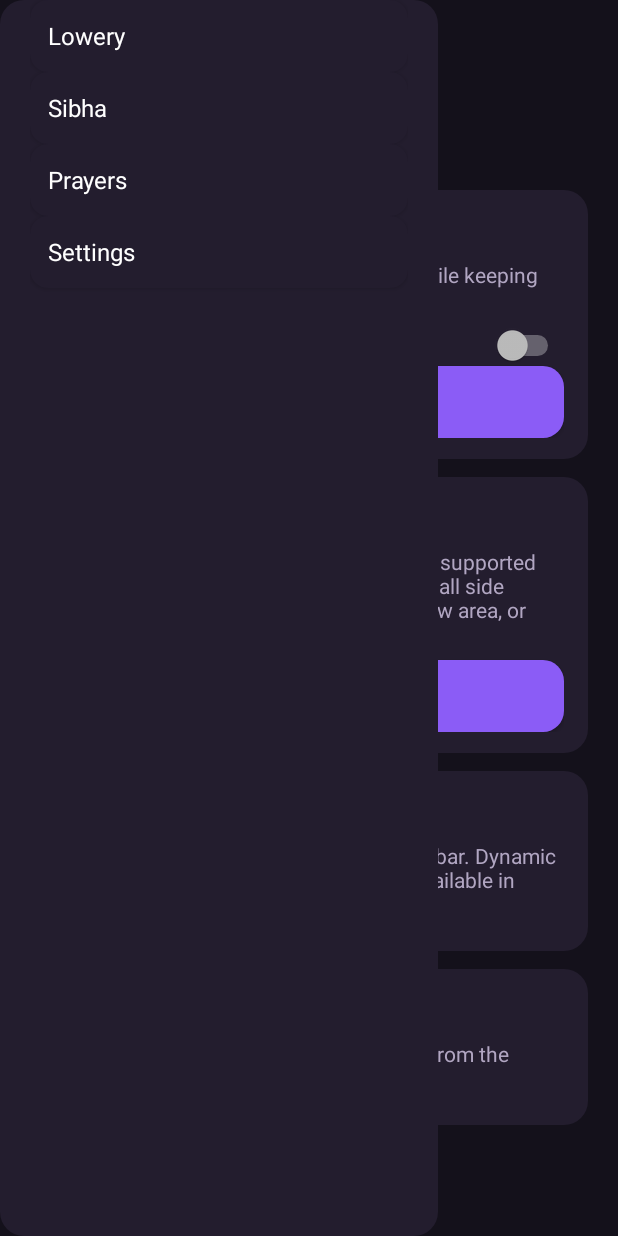
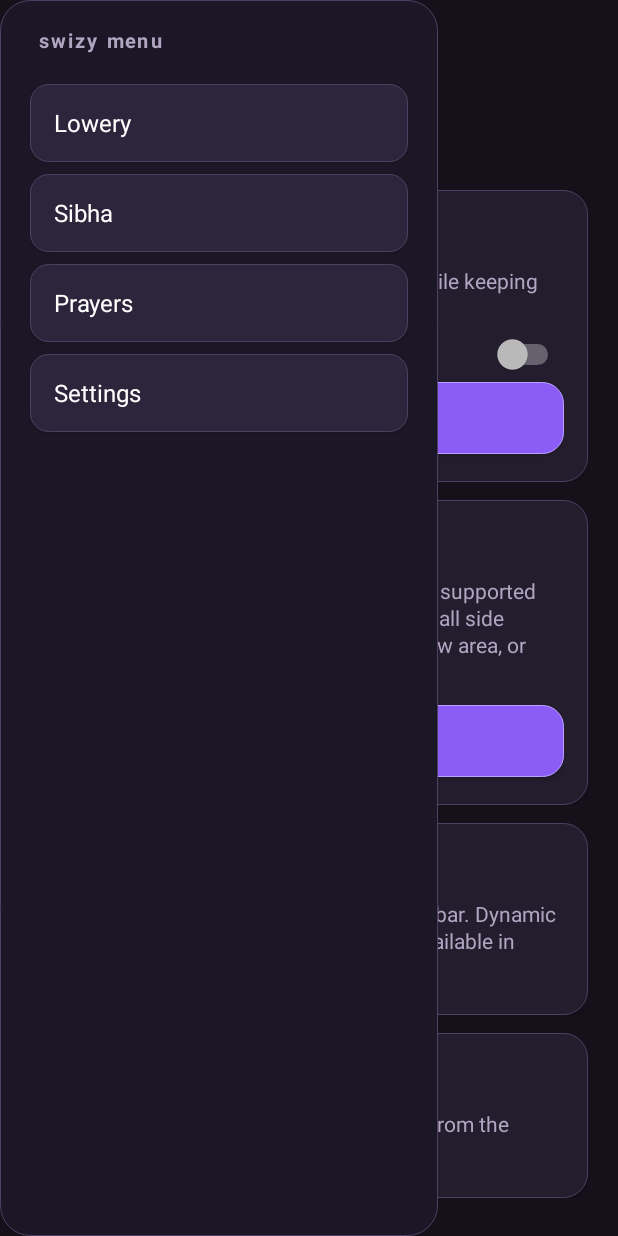
Before and after one commit to Impairon/eyzy, an Android app: the screen it shows after launch (MainActivity), after a tap on an icon or button, on a phone screen of 412 x 824 dp. Run offline under Robolectric (Android 15) with nearby library versions, the phone set to English and light mode, and no system bars.

Commit message:
Polish swizy settings and navigation UI
Co-authored-by: Copilot <223556219+Copilot@users.noreply.github.com>

```diff
--- a/app/src/main/java/com/abo/avatarblackout/MainActivity.kt
+++ b/app/src/main/java/com/abo/avatarblackout/MainActivity.kt
@@ -43,6 +43,8 @@ class MainActivity : Activity() {
     private val purple = Color.rgb(139, 92, 246)
     private val backgroundColor = Color.rgb(20, 17, 27)
     private val panel = Color.rgb(35, 29, 46)
+    private val panelRaised = Color.rgb(45, 37, 59)
+    private val border = Color.rgb(79, 64, 99)
     private val secondary = Color.rgb(177, 166, 194)
     private lateinit var content: LinearLayout
     private lateinit var menu: LinearLayout
@@ -152,7 +154,8 @@ class MainActivity : Activity() {
             text = "☰"
             textSize = 25f
             setTextColor(Color.WHITE)
-            background = rounded(panel, 14)
+            isAllCaps = false
+            background = outlined(panelRaised, purple, 14)
             setOnClickListener { toggleMenu() }
         }
         header.addView(menuButton, LinearLayout.LayoutParams(dp(54), dp(48)))
@@ -167,8 +170,8 @@ class MainActivity : Activity() {
         shell.addView(header)
         menu = LinearLayout(this).apply {
             orientation = LinearLayout.VERTICAL
-            setPadding(pad, 0, pad, dp(8))
-            background = rounded(panel, 16)
+            setPadding(pad, dp(18), pad, dp(14))
+            background = outlined(Color.rgb(28, 23, 38), border, 20)
             visibility = View.GONE
         }
         val drawerParams = FrameLayout.LayoutParams(dp(292), -1).apply {
@@ -176,6 +179,14 @@ class MainActivity : Activity() {
         }
         root.addView(shell, FrameLayout.LayoutParams(-1, -1))
         root.addView(menu, drawerParams)
+        menu.addView(TextView(this).apply {
+            text = "swizy menu"
+            textSize = 13f
+            letterSpacing = .12f
+            typeface = Typeface.DEFAULT_BOLD
+            setTextColor(secondary)
+            setPadding(dp(6), 0, dp(6), dp(12))
+        }, LinearLayout.LayoutParams(-1, dp(34)))
         addMenuItem("Lowery") { openPage(0) }
         addMenuItem("Sibha") { openPage(1) }
         addMenuItem("Prayers") { openPage(2) }
@@ -369,7 +380,7 @@ class MainActivity : Activity() {
         content.addView(card("Settings") {
             addText(it, "Control shared behavior for Lowery, Sibha, and Prayers.")
             addText(it, "Prayer calculation method")
-            val method = Spinner(this)
+            val method = styledSpinner()
             val methodNames = arrayOf(
                 "Egyptian General Authority",
                 "Muslim World League",
@@ -392,7 +403,7 @@ class MainActivity : Activity() {
             })
             it.addView(method, LinearLayout.LayoutParams(-1, dp(52)))
             addText(it, "Lowery mask mode")
-            val mode = Spinner(this)
+            val mode = styledSpinner()
             mode.adapter = ArrayAdapter(
                 this,
                 android.R.layout.simple_spinner_dropdown_item,
@@ -410,7 +421,7 @@ class MainActivity : Activity() {
             })
             it.addView(mode, LinearLayout.LayoutParams(-1, dp(52)))
             addText(it, "Mask color")
-            val color = Spinner(this)
+            val color = styledSpinner()
             color.adapter = ArrayAdapter(
                 this,
                 android.R.layout.simple_spinner_dropdown_item,
@@ -436,7 +447,7 @@ class MainActivity : Activity() {
                 AvatarService.instance?.refresh()
             }
             addText(it, "Quick Settings action")
-            val tileAction = Spinner(this)
+            val tileAction = styledSpinner()
             tileAction.adapter = ArrayAdapter(
                 this,
                 android.R.layout.simple_spinner_dropdown_item,
@@ -528,7 +539,7 @@ class MainActivity : Activity() {
             "com.whatsapp", "org.telegram.messenger", "com.linkedin.android",
             "Other package"
         )
-        val packageChoice = Spinner(this).apply {
+        val packageChoice = styledSpinner().apply {
             adapter = ArrayAdapter(
                 this@MainActivity,
                 android.R.layout.simple_spinner_dropdown_item,
@@ -833,13 +844,15 @@ class MainActivity : Activity() {
         val box = LinearLayout(this).apply {
             orientation = LinearLayout.VERTICAL
             setPadding(dp(16), dp(14), dp(16), dp(14))
-            background = rounded(panel, 16)
+            background = outlined(panel, border, 16)
+            elevation = dp(2).toFloat()
         }
         box.addView(TextView(this).apply {
             text = title
             textSize = 18f
             typeface = Typeface.DEFAULT_BOLD
             setTextColor(Color.WHITE)
+            setPadding(0, 0, 0, dp(4))
         })
         body(box)
         val wrapper = LinearLayout(this).apply {
@@ -855,6 +868,7 @@ class MainActivity : Activity() {
             textSize = 14f
             setTextColor(secondary)
             setPadding(0, dp(8), 0, dp(8))
+            setLineSpacing(dp(2).toFloat(), 1f)
         })
     }
 
@@ -871,7 +885,7 @@ class MainActivity : Activity() {
             setTextColor(secondary)
         }
         fun update(number: Int) {
-            value.text = "$label: ${number}dp"
+            value.text = "$label: ${number}${if (label.contains("opacity", true)) "%" else " dp"}"
             onChanged(number)
         }
         val slider = SeekBar(this).apply {
@@ -894,8 +908,13 @@ class MainActivity : Activity() {
         this.text = text
         isAllCaps = false
         minHeight = dp(48)
+        setPadding(dp(14), 0, dp(14), 0)
         setTextColor(Color.WHITE)
-        background = rounded(purple, 14)
+        typeface = Typeface.DEFAULT_BOLD
+        background = outlined(purple, Color.rgb(188, 162, 255), 14)
+        layoutParams = LinearLayout.LayoutParams(-1, dp(48)).apply {
+            setMargins(0, dp(5), 0, dp(5))
+        }
     }
 
     private fun addMenuItem(text: String, action: () -> Unit) {
@@ -906,9 +925,17 @@ class MainActivity : Activity() {
             setTextColor(Color.WHITE)
             isAllCaps = false
             gravity = Gravity.START or Gravity.CENTER_VERTICAL
-            background = rounded(panel, 12)
+            setPadding(dp(16), 0, dp(12), 0)
+            background = outlined(panelRaised, border, 12)
             setOnClickListener { action() }
-        }, LinearLayout.LayoutParams(-1, dp(48)))
+        }, LinearLayout.LayoutParams(-1, dp(52)).apply {
+            setMargins(0, dp(4), 0, dp(4))
+        })
+    }
+
+    private fun styledSpinner() = Spinner(this).apply {
+        background = outlined(panelRaised, border, 12)
+        setPadding(dp(12), 0, dp(12), 0)
     }
 
     private fun dp(value: Int) = (value * resources.displayMetrics.density).toInt()
@@ -919,6 +946,13 @@ class MainActivity : Activity() {
             cornerRadius = dp(radiusDp).toFloat()
         }
 
+    private fun outlined(color: Int, strokeColor: Int, radiusDp: Int) =
+        GradientDrawable().apply {
+            setColor(color)
+            cornerRadius = dp(radiusDp).toFloat()
+            setStroke(dp(1), strokeColor)
+        }
+
     companion object {
         @Volatile var instance: MainActivity? = null
         private const val LOCATION_REQUEST = 1001
```
